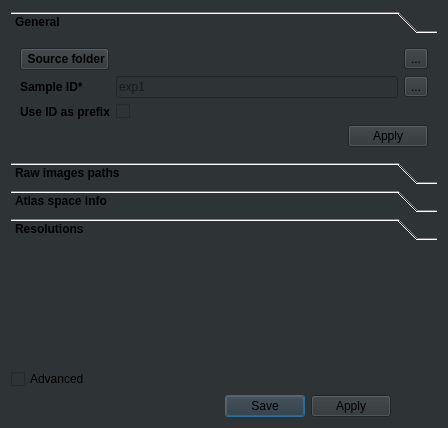
Qt form ClearMap/gui/creator/sample_tab.ui (ClearAnatomics/ClearMap) before a commit.
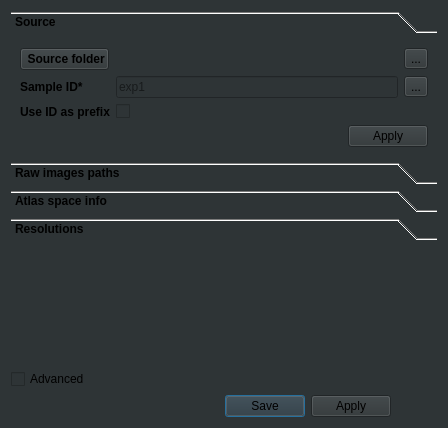
The same form after that commit. The open tabs and pages were chosen to show the change. Icons and pictures are not drawn.

Commit message: Modifies name of some sub-menus in gui

What changed in the file:
```diff
--- a/ClearMap/gui/creator/sample_tab.ui
+++ b/ClearMap/gui/creator/sample_tab.ui
@@ -23,6 +23,7 @@
       <widget class="QToolBox" name="toolBox">
        <property name="font">
         <font>
+         <weight>75</weight>
          <bold>true</bold>
         </font>
        </property>
@@ -39,7 +40,7 @@
          </rect>
         </property>
         <attribute name="label">
-         <string>General</string>
+         <string>Source</string>
         </attribute>
         <layout class="QFormLayout" name="formLayout">
          <item row="0" column="0">
```
Left out of the diff: 15 changed lines with no effect on the pictures. The commit also changes 2 other files.
